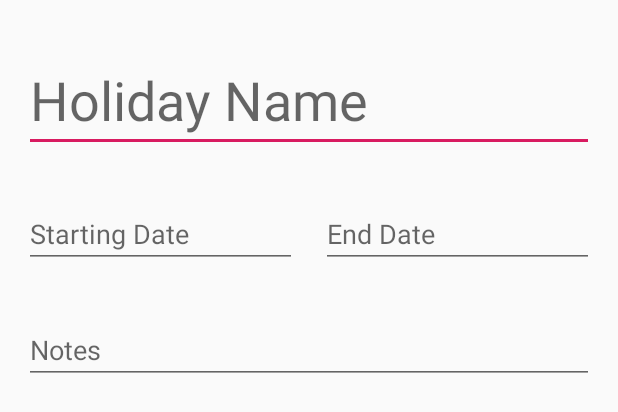
After one commit to kkgm13/TravelJournalApp, an Android app: the layout holiday_create.xml on its own in the app's theme, with its tools: preview values and no code run, on a phone screen of 412 x 824 dp. The commit adds this screen. Shown: the top 412 px of the screen. Run offline under Robolectric (Android 15) with nearby library versions, the phone set to English and light mode, and no system bars.

Commit message:
Holiday Create & Edit Page Layouts + Drawable Image added + Holiday Created

```diff
--- a/app/src/main/res/layout/activity_main.xml
+++ b/app/src/main/res/layout/activity_main.xml
@@ -29,6 +29,6 @@
         android:layout_height="wrap_content"
         android:layout_gravity="bottom|end"
         android:layout_margin="@dimen/fab_margin"
-        app:srcCompat="@android:drawable/ic_dialog_email" />
+        app:srcCompat="@drawable/ic_add" />
 
 </androidx.coordinatorlayout.widget.CoordinatorLayout>
--- /dev/null
+++ b/app/src/main/res/layout/holiday_create.xml
@@ -0,0 +1,77 @@
+<?xml version="1.0" encoding="utf-8"?>
+<androidx.constraintlayout.widget.ConstraintLayout
+    xmlns:android="http://schemas.android.com/apk/res/android"
+    xmlns:app="http://schemas.android.com/apk/res-auto"
+    xmlns:tools="http://schemas.android.com/tools"
+    android:layout_width="match_parent"
+    android:layout_height="match_parent">
+
+    <EditText
+        android:id="@+id/holiday_create_name"
+        android:layout_width="0dp"
+        android:layout_height="wrap_content"
+        android:layout_marginStart="16dp"
+        android:layout_marginLeft="16dp"
+        android:layout_marginTop="32dp"
+        android:layout_marginEnd="16dp"
+        android:layout_marginRight="16dp"
+        android:ems="10"
+        android:hint="@string/holiday_name_text"
+        android:inputType="textPersonName"
+        android:textSize="36sp"
+        app:layout_constraintEnd_toEndOf="parent"
+        app:layout_constraintStart_toStartOf="parent"
+        app:layout_constraintTop_toTopOf="parent" />
+
+    <EditText
+        android:id="@+id/holiday_start_date"
+        android:layout_width="0dp"
+        android:layout_height="wrap_content"
+        android:layout_marginStart="16dp"
+        android:layout_marginLeft="16dp"
+        android:layout_marginTop="32dp"
+        android:layout_marginEnd="8dp"
+        android:layout_marginRight="8dp"
+        android:ems="10"
+        android:hint="@string/holiday_start_date_text"
+        android:inputType="date"
+        android:textSize="18sp"
+        app:layout_constraintEnd_toStartOf="@+id/holiday_end_date"
+        app:layout_constraintStart_toStartOf="parent"
+        app:layout_constraintTop_toBottomOf="@+id/holiday_create_name" />
+
+    <EditText
+        android:id="@+id/holiday_end_date"
+        android:layout_width="0dp"
+        android:layout_height="wrap_content"
+        android:layout_marginStart="8dp"
+        android:layout_marginLeft="8dp"
+        android:layout_marginTop="32dp"
+        android:layout_marginEnd="16dp"
+        android:layout_marginRight="16dp"
+        android:ems="10"
+        android:hint="@string/holiday_end_date_text"
+        android:inputType="date"
+        android:textSize="18sp"
+        app:layout_constraintEnd_toEndOf="parent"
+        app:layout_constraintStart_toEndOf="@+id/holiday_start_date"
+        app:layout_constraintTop_toBottomOf="@+id/holiday_create_name" />
+
+    <EditText
+        android:id="@+id/holiday_notes"
+        android:layout_width="match_parent"
+        android:layout_height="wrap_content"
+        android:layout_marginStart="16dp"
+        android:layout_marginLeft="16dp"
+        android:layout_marginTop="32dp"
+        android:layout_marginEnd="16dp"
+        android:layout_marginRight="16dp"
+        android:ems="10"
+        android:gravity="start|top"
+        android:hint="@string/holiday_notes_text"
+        android:inputType="textMultiLine"
+        app:layout_constraintEnd_toEndOf="parent"
+        app:layout_constraintStart_toStartOf="parent"
+        app:layout_constraintTop_toBottomOf="@+id/holiday_start_date" />
+
+</androidx.constraintlayout.widget.ConstraintLayout>
--- a/app/src/main/res/values/strings.xml
+++ b/app/src/main/res/values/strings.xml
@@ -2,4 +2,8 @@
     <string name="app_name">Travel Journal App</string>
     <string name="action_settings">Settings</string>
     <string name="sub_title">Your Holidays</string>
+    <string name="holiday_name_text">Holiday Name</string>
+    <string name="holiday_start_date_text">Starting Date</string>
+    <string name="holiday_end_date_text">End Date</string>
+    <string name="holiday_notes_text">Notes</string>
 </resources>
```
Also changed, not shown: app/src/main/java/com/kkgmdevelopments/traveljournalapp/HolidayActivity.java (added, +10 -0 lines), app/src/main/res/drawable-anydpi/ic_add.xml (added, +11 -0 lines), app/src/main/res/layout/holiday_edit.xml (added, +77 -0 lines), app/src/main/res/drawable-hdpi/ic_add.png (added), app/src/main/res/drawable-mdpi/ic_add.png (added), app/src/main/res/drawable-xhdpi/ic_add.png (added), app/src/main/res/drawable-xxhdpi/ic_add.png (added).
